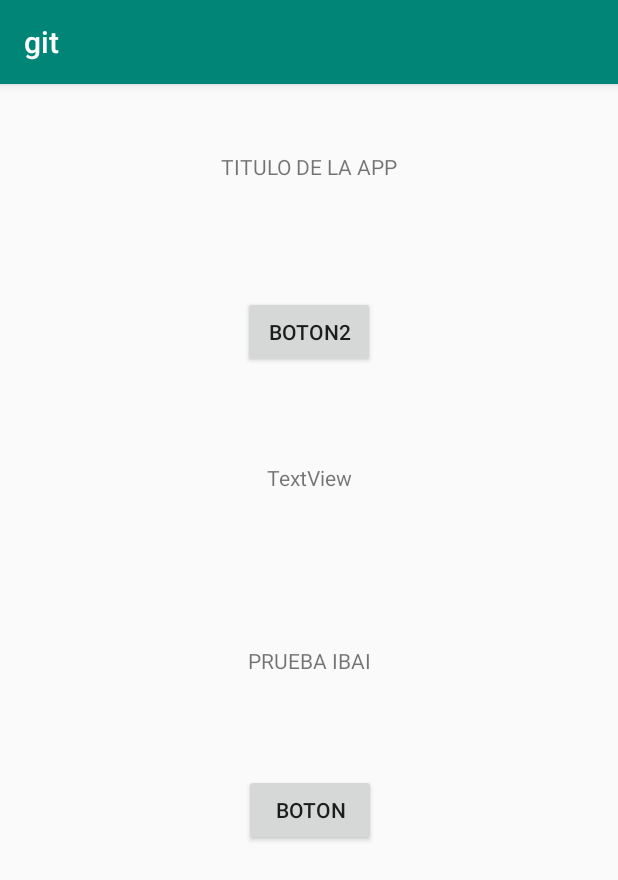
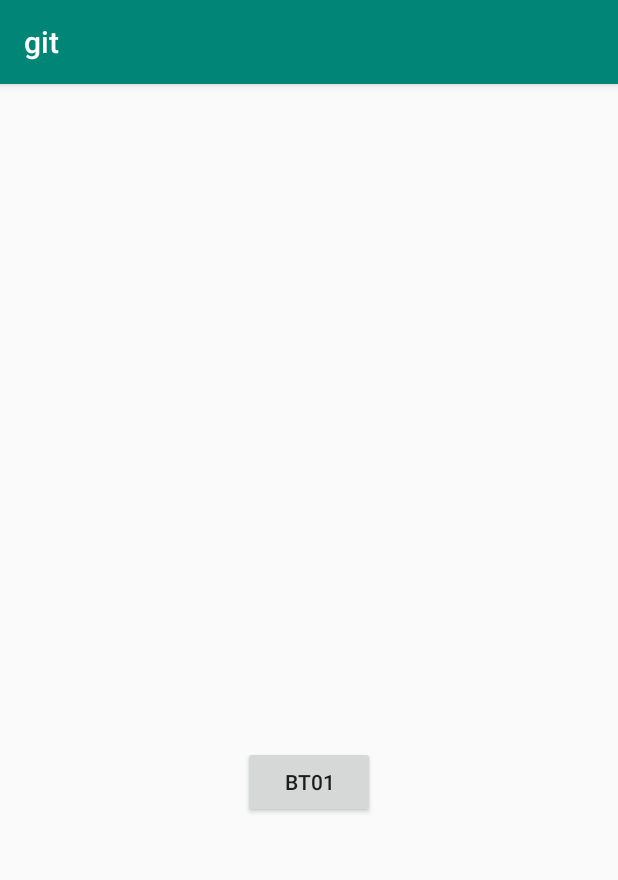
Before and after one commit to rootmsi/android-pruebas, an Android app: the screen it shows after launch (MainActivity), on a phone screen of 412 x 824 dp. Shown: the top 880 px of the screen. Run offline under Robolectric (Android 15) with nearby library versions, the phone set to English and light mode, and no system bars.

Commit message:
Commit de Borja

```diff
--- a/app/src/main/res/layout/activity_main.xml
+++ b/app/src/main/res/layout/activity_main.xml
@@ -6,68 +6,16 @@
     android:layout_height="match_parent"
     tools:context=".MainActivity">
 
-    <TextView
-        android:id="@+id/textView"
-        android:layout_width="wrap_content"
-        android:layout_height="wrap_content"
-        android:text="PRUEBA IBAI"
-        app:layout_constraintBottom_toBottomOf="parent"
-        app:layout_constraintLeft_toLeftOf="parent"
-        app:layout_constraintRight_toRightOf="parent"
-        app:layout_constraintTop_toTopOf="parent" />
-
     <Button
         android:id="@+id/button"
         android:layout_width="wrap_content"
         android:layout_height="wrap_content"
-        android:layout_marginStart="162dp"
-        android:layout_marginLeft="162dp"
-        android:layout_marginTop="66dp"
-        android:layout_marginEnd="161dp"
-        android:layout_marginRight="161dp"
-        android:text="Boton"
-        app:layout_constraintEnd_toEndOf="parent"
-        app:layout_constraintStart_toStartOf="parent"
-        app:layout_constraintTop_toBottomOf="@+id/textView" />
-
-    <Button
-        android:id="@+id/button2"
-        android:layout_width="wrap_content"
-        android:layout_height="wrap_content"
-        android:layout_marginStart="161dp"
-        android:layout_marginLeft="161dp"
-        android:layout_marginTop="141dp"
-        android:layout_marginEnd="162dp"
-        android:layout_marginRight="162dp"
-        android:text="BOTON2"
-        app:layout_constraintEnd_toEndOf="parent"
-        app:layout_constraintStart_toStartOf="parent"
-        app:layout_constraintTop_toTopOf="parent" />
-
-    <TextView
-        android:id="@+id/textView2"
-        android:layout_width="wrap_content"
-        android:layout_height="wrap_content"
-        android:layout_marginStart="178dp"
-        android:layout_marginLeft="178dp"
-        android:layout_marginTop="63dp"
-        android:layout_marginEnd="178dp"
-        android:layout_marginRight="178dp"
-        android:text="TextView"
-        app:layout_constraintEnd_toEndOf="parent"
-        app:layout_constraintStart_toStartOf="parent"
-        app:layout_constraintTop_toBottomOf="@+id/button2" />
-
-    <TextView
-        android:id="@+id/textView3"
-        android:layout_width="wrap_content"
-        android:layout_height="wrap_content"
-        android:layout_marginStart="178dp"
-        android:layout_marginLeft="178dp"
-        android:layout_marginTop="45dp"
-        android:layout_marginEnd="178dp"
-        android:layout_marginRight="178dp"
-        android:text="TITULO DE LA APP"
+        android:layout_marginStart="8dp"
+        android:layout_marginLeft="8dp"
+        android:layout_marginTop="441dp"
+        android:layout_marginEnd="8dp"
+        android:layout_marginRight="8dp"
+        android:text="@string/bt1"
         app:layout_constraintEnd_toEndOf="parent"
         app:layout_constraintStart_toStartOf="parent"
         app:layout_constraintTop_toTopOf="parent" />
--- a/app/src/main/res/values/strings.xml
+++ b/app/src/main/res/values/strings.xml
@@ -1,3 +1,4 @@
 <resources>
     <string name="app_name">git</string>
+    <string name="bt1">bt01</string>
 </resources>
```
